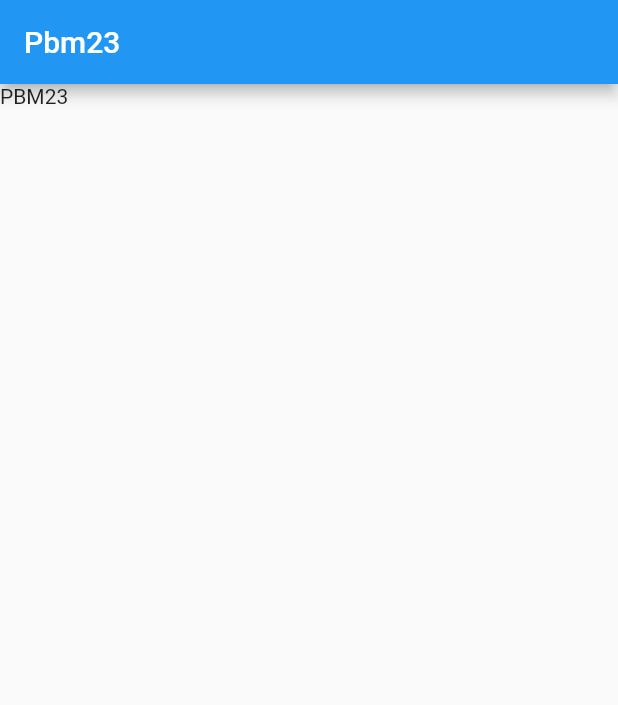
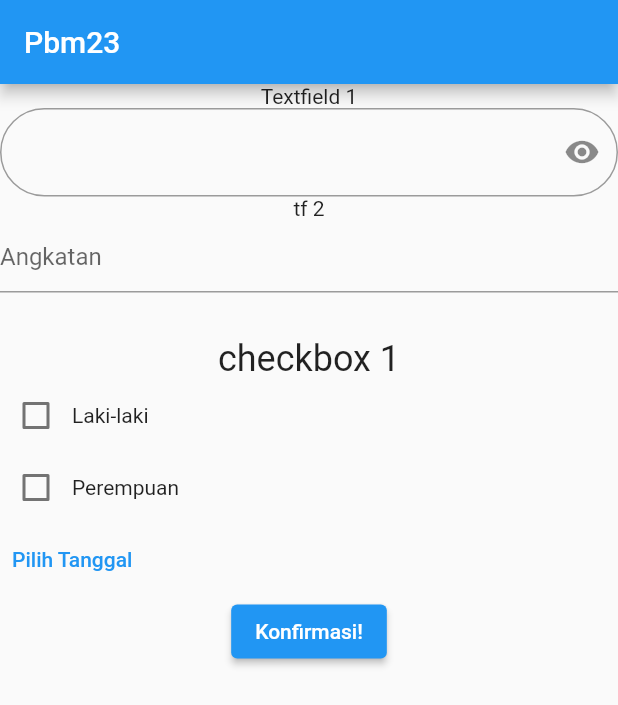
Before and after one commit to mohammadzarkasi/pbm23, a Flutter app: the screen it shows after launch, on a phone screen of 412 x 824 dp. Shown: the top 705 px of the screen. Run offline on Flutter 3.47's test engine with Material 2 defaults, Android fonts, the light colour scheme and no system bars.

Commit message:
pertemuan 3 april 2023

```diff
--- a/lib/main.dart
+++ b/lib/main.dart
@@ -1,4 +1,7 @@
+// ignore_for_file: prefer_const_constructors, prefer_const_literals_to_create_immutables
+
 import 'package:flutter/material.dart';
+import 'package:intl/intl.dart';
 
 void main() {
   runApp(const MyApp());
@@ -6,12 +9,10 @@ void main() {
 
 class MyApp extends StatelessWidget {
   const MyApp({super.key});
-
-  // This widget is the root of your application.
   @override
   Widget build(BuildContext context) {
     return MaterialApp(
-      title: 'Flutter Demo',
+      title: 'pbm23',
       theme: ThemeData(
         primarySwatch: Colors.blue,
       ),
@@ -20,14 +21,140 @@ class MyApp extends StatelessWidget {
   }
 }
 
-class Landing extends StatelessWidget {
+class Landing extends StatefulWidget {
+  @override
+  State<Landing> createState() => _LandingState();
+}
+
+class _LandingState extends State<Landing> {
+  bool cb1 = false;
+  bool passwordVisible = true;
+  var selected_date = '';
+
+  void tampilkanPopup() {
+    showDialog(
+      context: context,
+      builder: (BuildContext ctx1) {
+        return AlertDialog(
+          title: Text('Simpan Data'),
+          content: Text('Apakah anda yakin akan menyimpan data ini?'),
+          actions: [
+            TextButton(
+              onPressed: () {
+                // mensimulasikan tombol kembali diclick
+                Navigator.of(context).pop();
+              },
+              child: Text('Batal'),
+            ),
+            TextButton(onPressed: () {}, child: Text('Konfirm')),
+          ],
+        );
+      },
+    );
+  }
+
+  ambilTanggal() async {
+    var tanggal = await showDatePicker(
+      context: context,
+      initialDate: DateTime(2023, 04, 04),
+      firstDate: DateTime(2023, 4, 2),
+      lastDate: DateTime(2023, 4, 5),
+    );
+
+    if (tanggal != null) {
+      print('tanggal dipilih: $tanggal');
+      setState(() {
+        selected_date = DateFormat('yyyy-MM-dd').format(tanggal);
+      });
+    } else {
+      print('tanggal bernilai null');
+    }
+  }
+
   @override
   Widget build(BuildContext context) {
-    return MaterialApp(
-      title: 'pbm23',
-      home: Scaffold(
-        appBar: AppBar(title: Text('Pbm23')),
-        body: Text('PBM23'),
+    return Scaffold(
+      appBar: AppBar(
+        title: Text('Pbm23'),
+      ),
+      body: Column(
+        children: [
+          Text('Textfield 1'),
+          TextField(
+            obscureText: passwordVisible,
+            decoration: InputDecoration(
+              border: OutlineInputBorder(
+                borderRadius: BorderRadius.circular(30),
+              ),
+              suffixIcon: IconButton(
+                icon: Icon(Icons.remove_red_eye),
+                onPressed: () {
+                  print('icon pasword clicked');
+                  setState(() {
+                    passwordVisible = !passwordVisible;
+                  });
+                },
+              ),
+            ),
+            onChanged: (String v) {
+              print('f1: $v');
+            },
+          ),
+          Text('tf 2'),
+          TextField(
+            decoration: InputDecoration(
+              hintText: 'Angkatan',
+            ),
+          ),
+          SizedBox(height: 30),
+          Text(
+            'checkbox 1',
+            style: TextStyle(fontSize: 24),
+          ),
+          Row(
+            children: [
+              Checkbox(
+                value: cb1,
+                onChanged: (bool? v) {
+                  print('checkbox 1: $v');
+
+                  setState(() {
+                    cb1 = v ?? false;
+                  });
+                },
+              ),
+              Text('Laki-laki'),
+            ],
+          ),
+          Row(
+            children: [
+              Checkbox(
+                value: cb1,
+                onChanged: (bool? v) {
+                  print('checkbox 1: $v');
+
+                  setState(() {
+                    cb1 = v ?? false;
+                  });
+                },
+              ),
+              Text('Perempuan'),
+            ],
+          ),
+          Row(
+            children: [
+              TextButton(
+                onPressed: ambilTanggal,
+                child: Text('Pilih Tanggal'),
+              ),
+              Text(selected_date),
+            ],
+          ),
+          ElevatedButton(
+            onPressed: tampilkanPopup,
+            child: Text('Konfirmasi!'),
+          ),
+        ],
       ),
     );
   }
--- a/pubspec.yaml
+++ b/pubspec.yaml
@@ -1,5 +1,6 @@
-name: pbm23
+name: pbm233
 description: A new Flutter project.
+
 # The following line prevents the package from being accidentally published to
 # pub.dev using `flutter pub publish`. This is preferred for private packages.
 publish_to: 'none' # Remove this line if you wish to publish to pub.dev
@@ -19,7 +20,7 @@ publish_to: 'none' # Remove this line if you wish to publish to pub.dev
 version: 1.0.0+1
 
 environment:
-  sdk: '>=2.19.0 <3.0.0'
+  sdk: '>=2.18.6 <3.0.0'
 
 # Dependencies specify other packages that your package needs in order to work.
 # To automatically upgrade your package dependencies to the latest versions
@@ -35,6 +36,7 @@ dependencies:
   # The following adds the Cupertino Icons font to your application.
   # Use with the CupertinoIcons class for iOS style icons.
   cupertino_icons: ^1.0.2
+  intl: ^0.18.0
 
 dev_dependencies:
   flutter_test:
```
Also changed, not shown: pubspec.lock, 41 other files.
